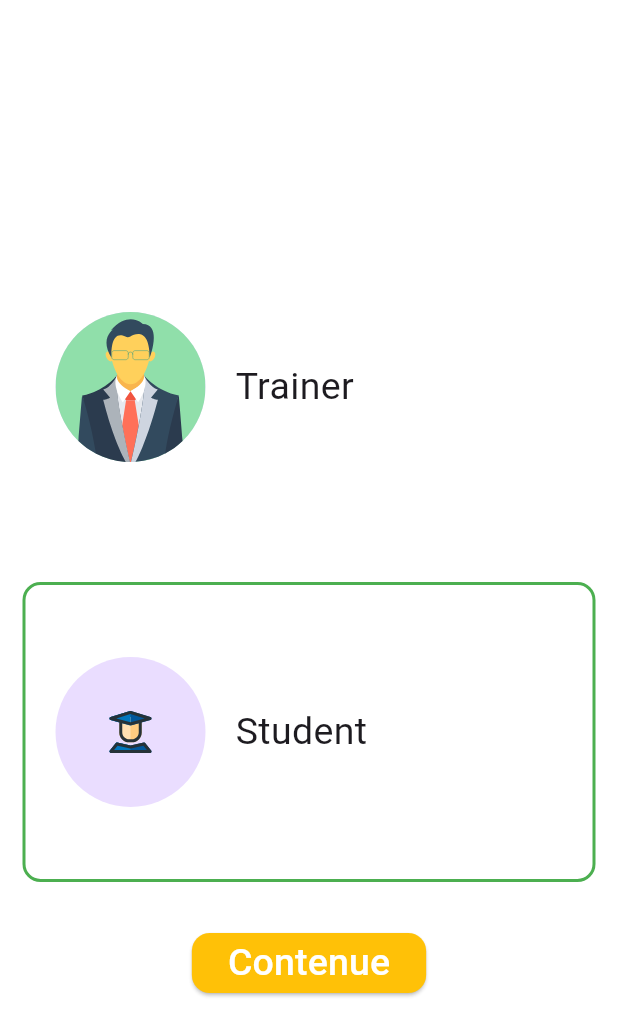
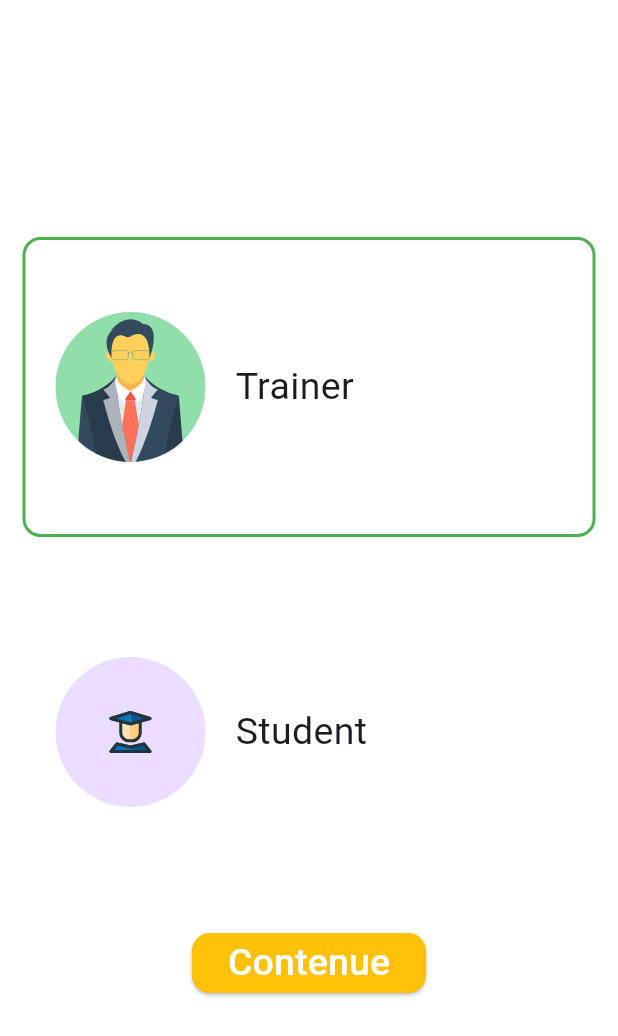
Before and after one commit to Osama-Saleh/trainer-project, a Flutter app: the screen it shows after launch, after a tap on "Trainer", on a phone screen of 412 x 824 dp. Shown: the top 1036 px of the screen. Run offline on Flutter 3.47's test engine with Material 3 defaults, Android fonts, the phone set to English and light mode, and no system bars; our stand-ins replace flutter_svg, shared_preferences, supabase_flutter; accounts and stored records are empty.

```diff
--- /dev/null
+++ b/lib/core/app_constant/app_constant.dart
@@ -0,0 +1,3 @@
+class AppConstant {
+  static String isTrainerKey = 'isTrainer';
+}
--- /dev/null
+++ b/lib/core/shared_services/service_shared_pref.dart
@@ -0,0 +1,22 @@
+import 'package:shared_preferences/shared_preferences.dart';
+
+class ServiceSharedPref {
+  static Future setBoolData({
+    required String key,
+    required bool value,
+  }) async {
+    final SharedPreferences prefs = await SharedPreferences.getInstance();
+    await prefs.setBool(key, value);
+  }
+
+  static Future<bool?> getBoolData({
+    required String key,
+  }) async {
+    final SharedPreferences prefs = await SharedPreferences.getInstance();
+    return prefs.getBool(key);
+  }
+  static Future clearData() async {
+    final SharedPreferences prefs = await SharedPreferences.getInstance();
+    await prefs.clear();
+  }
+}
--- a/lib/future/select_type/select_type_screen.dart
+++ b/lib/future/select_type/select_type_screen.dart
@@ -1,7 +1,9 @@
 import 'package:flutter/material.dart';
-import 'package:flutter_svg/svg.dart';
+import 'package:trainer_project/core/app_constant/app_constant.dart';
 import 'package:trainer_project/core/images_path/images_path.dart';
+import 'package:trainer_project/core/shared_services/service_shared_pref.dart';
 import 'package:trainer_project/future/login_screen/ui/login_screem.dart';
+import 'package:trainer_project/future/select_type/widgets/custom_selected_type.dart';
 
 class SelectTypeScreen extends StatefulWidget {
   const SelectTypeScreen({super.key});
@@ -11,7 +13,7 @@ class SelectTypeScreen extends StatefulWidget {
 }
 
 class _SelectTypeScreenState extends State<SelectTypeScreen> {
-  bool? isTrainer = true;
+  bool? isTrainer;
   @override
   Widget build(BuildContext context) {
     return Scaffold(
@@ -25,7 +27,7 @@ class _SelectTypeScreenState extends State<SelectTypeScreen> {
             CustomSelectType(
               onTap: () {
                 setState(() {
-                  isTrainer = !isTrainer!;
+                  isTrainer = true;
                 });
               },
               image: ImagesPath.trainer,
@@ -35,12 +37,12 @@ class _SelectTypeScreenState extends State<SelectTypeScreen> {
             CustomSelectType(
               onTap: () {
                 setState(() {
-                  isTrainer = !isTrainer!;
+                  isTrainer = false;
                 });
               },
               image: ImagesPath.student,
               type: 'Student',
-              borderColor: isTrainer == true ? Colors.white : Colors.green,
+              borderColor: isTrainer == false ? Colors.green : Colors.white,
             ),
 
             ElevatedButton(
@@ -51,8 +53,9 @@ class _SelectTypeScreenState extends State<SelectTypeScreen> {
                 ),
               ),
               onPressed: () {
+                ServiceSharedPref.setBoolData(key: AppConstant.isTrainerKey, value: isTrainer??false);
               Navigator.push(context, MaterialPageRoute(builder: (context) => LoginScreen(
-                isTrainer: isTrainer,
+                isTrainer: isTrainer??false,
               ),));
             }, child: Text("Contenue",style: TextStyle(
               fontSize: 25,
@@ -64,50 +67,3 @@ class _SelectTypeScreenState extends State<SelectTypeScreen> {
     );
   }
 }
-
-class CustomSelectType extends StatelessWidget {
-  final String image;
-  final String type;
-  final Color? borderColor;
-  final Function()? onTap;
-  const CustomSelectType({
-    required this.image,
-    required this.type,
-    this.borderColor,
-    required this.onTap,
-    super.key,
-  });
-
-  @override
-  Widget build(BuildContext context) {
-    return InkWell(
-      onTap: onTap,
-      child: AnimatedContainer(
-        duration: Duration(milliseconds: 300),
-        height: 200,
-        width: double.infinity,
-        decoration: BoxDecoration(
-            color: Colors.white,
-            borderRadius: BorderRadius.circular(12),
-            border: Border.all(color: borderColor ?? Colors.white, width: 2)),
-        child: Row(
-          mainAxisAlignment: MainAxisAlignment.start,
-          spacing: 20,
-          children: [
-            Padding(
-              padding: const EdgeInsets.only(left: 20),
-              child: CircleAvatar(
-                radius: 50,
-                child: SvgPicture.asset(image),
-              ),
-            ),
-            Text(type,
-                style: TextStyle(
-                  fontSize: 25,
-                ))
-          ],
-        ),
-      ),
-    );
-  }
-}
--- /dev/null
+++ b/lib/future/select_type/widgets/custom_selected_type.dart
@@ -0,0 +1,49 @@
+import 'package:flutter/material.dart';
+import 'package:flutter_svg/svg.dart';
+
+class CustomSelectType extends StatelessWidget {
+  final String image;
+  final String type;
+  final Color? borderColor;
+  final Function()? onTap;
+  const CustomSelectType({
+    required this.image,
+    required this.type,
+    this.borderColor,
+    required this.onTap,
+    super.key,
+  });
+
+  @override
+  Widget build(BuildContext context) {
+    return InkWell(
+      onTap: onTap,
+      child: AnimatedContainer(
+        duration: Duration(milliseconds: 300),
+        height: 200,
+        width: double.infinity,
+        decoration: BoxDecoration(
+            color: Colors.white,
+            borderRadius: BorderRadius.circular(12),
+            border: Border.all(color: borderColor ?? Colors.white, width: 2)),
+        child: Row(
+          mainAxisAlignment: MainAxisAlignment.start,
+          spacing: 20,
+          children: [
+            Padding(
+              padding: const EdgeInsets.only(left: 20),
+              child: CircleAvatar(
+                radius: 50,
+                child: SvgPicture.asset(image),
+              ),
+            ),
+            Text(type,
+                style: TextStyle(
+                  fontSize: 25,
+                ))
+          ],
+        ),
+      ),
+    );
+  }
+}
--- a/lib/main.dart
+++ b/lib/main.dart
@@ -1,18 +1,36 @@
 import 'package:flutter/material.dart';
-import 'package:trainer_project/future/login_screen/ui/login_screem.dart';
+import 'package:supabase_flutter/supabase_flutter.dart';
+import 'package:trainer_project/core/app_constant/app_constant.dart';
+import 'package:trainer_project/core/shared_services/service_shared_pref.dart';
+import 'package:trainer_project/future/home_student/home_student_screen.dart';
+import 'package:trainer_project/future/home_trainer/home_trainer_screen.dart';
 import 'package:trainer_project/future/select_type/select_type_screen.dart';
 
-void main() {
-  runApp(const MyApp());
+void main() async {
+  WidgetsFlutterBinding.ensureInitialized();
+  await Supabase.initialize(
+    url: 'https://xohbbthqdwddebenaqow.supabase.co',
+    anonKey:
+        'eyJhbGciOiJIUzI1NiIsInR5cCI6IkpXVCJ9.eyJpc3MiOiJzdXBhYmFzZSIsInJlZiI6InhvaGJidGhxZHdkZGViZW5hcW93Iiwicm9sZSI6ImFub24iLCJpYXQiOjE3NTYxMzcyODgsImV4cCI6MjA3MTcxMzI4OH0.e65KyD7bhsWpaMSSgIKW90dvJxW1VtLOU_0aQjTay44',
+  );
+  bool? isTrainer =
+      await ServiceSharedPref.getBoolData(key: AppConstant.isTrainerKey);
+  print('isTrainer $isTrainer');
+  runApp(MyApp(
+    isTrainer: isTrainer,
+  ));
 }
 
 class MyApp extends StatelessWidget {
-  const MyApp({super.key});
+  final bool? isTrainer;
+  const MyApp({super.key, required this.isTrainer});
   @override
   Widget build(BuildContext context) {
     return MaterialApp(
       debugShowCheckedModeBanner: false,
-      home:  SelectTypeScreen(),
+      home: Supabase.instance.client.auth.currentUser == null
+          ? SelectTypeScreen()
+          : isTrainer==true ? HomeTrainerScreen() : HomeStudentScreen(),
     );
   }
 }
--- a/lib/widgets/custom_text_form_filed.dart
+++ b/lib/widgets/custom_text_form_filed.dart
@@ -6,18 +6,24 @@ class CustomTextFormField extends StatelessWidget {
   final IconData? prefixIcon;
   final Widget? suffixIcon;
   final bool? obscureText;
+  final TextEditingController? controller;
+  final String? Function(String?)? validator;
   const CustomTextFormField({
     this.hintText,
     this.labelText,
     this.prefixIcon,
     this.suffixIcon,
     this.obscureText,
+    this.controller,
+    this.validator,
     super.key,
   });
 
   @override
   Widget build(BuildContext context) {
     return TextFormField(
+      controller: controller,
+      validator: validator ,
       style: TextStyle(color: Colors.white),
       obscureText: obscureText ?? false,
       decoration: InputDecoration(
--- a/pubspec.yaml
+++ b/pubspec.yaml
@@ -35,6 +35,8 @@ dependencies:
   # Use with the CupertinoIcons class for iOS style icons.
   cupertino_icons: ^1.0.8
   flutter_svg: ^2.2.0
+  supabase_flutter: ^2.9.1
+  shared_preferences: ^2.5.3
 
 dev_dependencies:
   flutter_test:
```
Also changed, not shown: lib/core/validator/validator.dart (added, +17 -0 lines), lib/future/home_student/data/data_source/sing_out_data_source.dart (added, +14 -0 lines), lib/future/home_student/home_student_screen.dart (+16 -0 lines), lib/future/home_trainer/home_trainer_screen.dart (+15 -0 lines), lib/future/login_screen/data/data_source/login_data_source.dart (added, +62 -0 lines), lib/future/login_screen/ui/login_screem.dart (+32 -20 lines), lib/future/singup_screen/data/data_source/signup_data_source.dart (added, +50 -0 lines), lib/future/singup_screen/ui/signup_screen.dart (+32 -8 lines), pubspec.lock, 5 other files.
